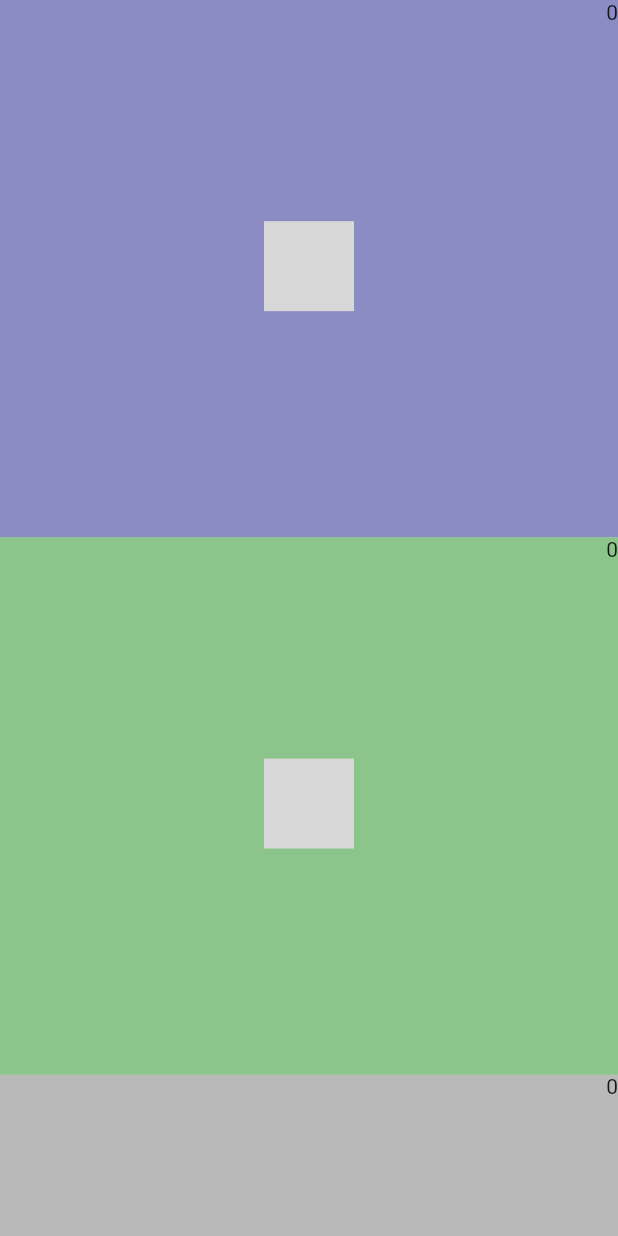
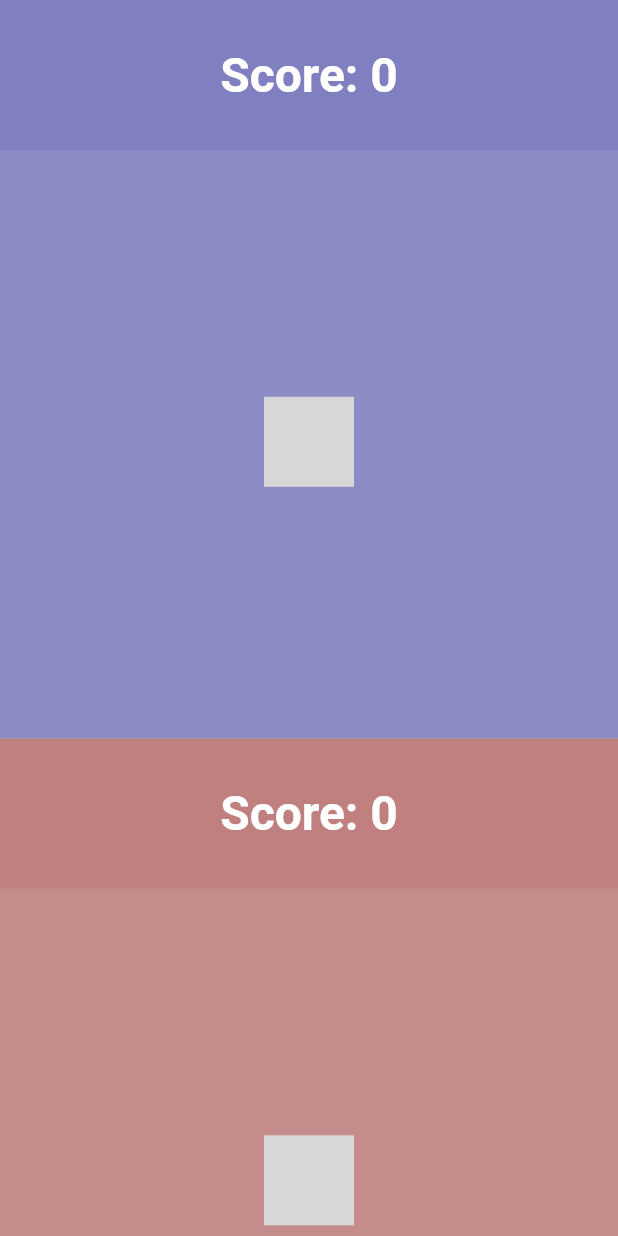
Before and after one commit to LiamWhitenack/Kingdomino, a Flutter app: the screen it shows after launch, after a tap on "Show Kingdoms", on a phone screen of 412 x 824 dp. Run offline on Flutter 3.47's test engine with Material 2 defaults, Android fonts, the phone set to English and light mode, and no system bars; drawn by our look-alikes of sliding_up_panel.

Commit message:
More UI improvements

```diff
--- a/lib/colors.dart
+++ b/lib/colors.dart
@@ -9,7 +9,7 @@ Map<String, List> colors = {
   'grey': [215, 215, 215, 1.0],
   'dark_grey': [100, 100, 100, 0.5],
   'maroon': [128, 0, 0, 0.5],
-  'black': [0, 0, 0, 0.8],
+  'black': [0, 0, 0, 1],
   'forest': [0, 128, 0, 0.5],
   'navy': [0, 0, 128, 0.5],
 };
--- a/lib/kingdom_progress.dart
+++ b/lib/kingdom_progress.dart
@@ -20,6 +20,8 @@ void showKingdomProgress(BuildContext context, List<Kingdom> kingdoms) {
       kingdom: kingdoms[i],
       domino: null,
       scoreTextWidget: const Text(''),
+      height: MediaQuery.of(context).size.height,
+      width: MediaQuery.of(context).size.width,
     );
     Color backgroundColor;
     List rgboValues = colors[kingdoms[i].color]!;
--- a/lib/main.dart
+++ b/lib/main.dart
@@ -21,7 +21,7 @@ class PlayGame extends StatelessWidget {
   const PlayGame({super.key});
 
   List<Kingdom> generateListOfNKingdoms(int n) {
-    List<String> colors = ['navy', 'dark_grey', 'forest', 'maroon'];
+    List<String> colors = ['navy', 'forest', 'maroon', 'black'];
     List<Kingdom> kingdoms = [];
     for (int i = 0; i < n; i++) {
       kingdoms.add(Kingdom(colors[i]));
--- a/lib/player_interaction_interface.dart
+++ b/lib/player_interaction_interface.dart
@@ -243,7 +243,9 @@ class _PlayerInteractionInterfaceState extends State<PlayerInteractionInterface>
     List<Domino> dominoesInTheBox = widget.dominoesInTheBox;
 
     scoreTextWidget = Text(
-        '${widget.kingdoms[kingdomTurnIndex].score(widget.kingdoms[kingdomTurnIndex].kingdomCrowns, widget.kingdoms[kingdomTurnIndex].kingdomColors)}');
+      style: const TextStyle(color: Colors.white, fontSize: 32, fontWeight: FontWeight.bold),
+      'Score: ${widget.kingdoms[kingdomTurnIndex].score(widget.kingdoms[kingdomTurnIndex].kingdomCrowns, widget.kingdoms[kingdomTurnIndex].kingdomColors)}',
+    );
 
     PlayerPlacementGrid playerPlacementGrid = PlayerPlacementGrid(
       i: i,
@@ -251,6 +253,8 @@ class _PlayerInteractionInterfaceState extends State<PlayerInteractionInterface>
       kingdom: widget.kingdoms[kingdomTurnIndex],
       domino: widget.kingdoms[kingdomTurnIndex].domino,
       scoreTextWidget: scoreTextWidget,
+      height: MediaQuery.of(context).size.height,
+      width: MediaQuery.of(context).size.width,
     );
 
     DominoSelectionInterface dominoSelectionInterface = DominoSelectionInterface(
@@ -283,7 +287,8 @@ class _PlayerInteractionInterfaceState extends State<PlayerInteractionInterface>
 
         // Update the score and the board
         scoreTextWidget = Text(
-            '${widget.kingdoms[kingdomTurnIndex].score(widget.kingdoms[kingdomTurnIndex].kingdomCrowns, widget.kingdoms[kingdomTurnIndex].kingdomColors)}');
+            style: const TextStyle(color: Colors.white, fontSize: 32, fontWeight: FontWeight.bold),
+            'Score: ${widget.kingdoms[kingdomTurnIndex].score(widget.kingdoms[kingdomTurnIndex].kingdomCrowns, widget.kingdoms[kingdomTurnIndex].kingdomColors)}');
         widget.kingdoms[kingdomTurnIndex].updateBoard();
 
         endTurn(widget.kingdoms[kingdomTurnIndex], panelController);
@@ -358,13 +363,15 @@ class _PlayerInteractionInterfaceState extends State<PlayerInteractionInterface>
         kingdom: widget.kingdoms[kingdomTurnIndex],
         domino: widget.kingdoms[kingdomTurnIndex].domino,
         scoreTextWidget: scoreTextWidget,
+        height: MediaQuery.of(context).size.height,
+        width: MediaQuery.of(context).size.width,
       );
 
       return Column(
         children: [
-          SizedBox(height: MediaQuery.of(context).size.height / 3.13),
+          SizedBox(height: MediaQuery.of(context).size.height / 5),
           SizedBox(
-            height: MediaQuery.of(context).size.height / 2,
+            height: MediaQuery.of(context).size.height / 1.5,
             child: Column(
               children: [
                 // if there's no domino selected there's no need to show all of the bells and whistles
@@ -444,12 +451,11 @@ class _PlayerInteractionInterfaceState extends State<PlayerInteractionInterface>
       // outside the panel
       body: Column(
         children: [
-          SizedBox(height: MediaQuery.of(context).size.height / 3),
+          SizedBox(height: MediaQuery.of(context).size.height / 5),
           SizedBox(
-            height: MediaQuery.of(context).size.height / 2,
+            height: MediaQuery.of(context).size.height / 1.5,
             child: Column(
               children: [
-                // if there's no domino selected there's no need to show all of the bells and whistles
                 playerPlacementGrid,
                 // widget.kingdoms[kingdomTurnIndex].domino == null ? const SizedBox() : playerPlacementGrid,
                 widget.kingdoms[kingdomTurnIndex].domino == null ? const SizedBox() : placeDominoButton,
--- a/lib/player_placement_grid.dart
+++ b/lib/player_placement_grid.dart
@@ -8,6 +8,8 @@ import 'show_domino_functions.dart';
 class PlayerPlacementGrid extends StatefulWidget {
   int i;
   int j;
+  double height;
+  double width;
   Domino? domino;
   Kingdom kingdom;
   Widget scoreTextWidget;
@@ -17,6 +19,8 @@ class PlayerPlacementGrid extends StatefulWidget {
     required this.kingdom,
     required this.domino,
     required this.scoreTextWidget,
+    required this.height,
+    required this.width,
     super.key,
   });
 
@@ -39,8 +43,10 @@ class _PlayerPlacementGridState extends State<PlayerPlacementGrid> {
       int numRows = crowns.length;
       int numColumns = crowns[0].length;
       // if no domino is selected, display the score as one part
-      widget.scoreTextWidget =
-          Text('${widget.kingdom.score(widget.kingdom.kingdomCrowns, widget.kingdom.kingdomColors)}');
+      widget.scoreTextWidget = Text(
+        style: const TextStyle(color: Colors.white, fontSize: 32, fontWeight: FontWeight.bold),
+        'Score: ${widget.kingdom.score(widget.kingdom.kingdomCrowns, widget.kingdom.kingdomColors)}',
+      );
 
       return PlayerKingdomGrid(
         numColumns: numColumns,
@@ -48,6 +54,8 @@ class _PlayerPlacementGridState extends State<PlayerPlacementGrid> {
         crowns: crowns,
         colors: colors,
         scoreTextWidget: widget.scoreTextWidget,
+        height: widget.height,
+        width: widget.width,
       );
     }
 
@@ -63,7 +71,9 @@ class _PlayerPlacementGridState extends State<PlayerPlacementGrid> {
     int numColumns = crowns[0].length;
     // show the score as two parts this time
     widget.scoreTextWidget = Text(
-        '${widget.kingdom.score(widget.kingdom.kingdomCrowns, widget.kingdom.kingdomColors)} + ${widget.kingdom.score(widget.kingdom.newKingdomCrowns, widget.kingdom.newKingdomColors) - widget.kingdom.score(widget.kingdom.kingdomCrowns, widget.kingdom.kingdomColors)}');
+      style: const TextStyle(color: Colors.white, fontSize: 32, fontWeight: FontWeight.bold),
+      'Score: ${widget.kingdom.score(widget.kingdom.kingdomCrowns, widget.kingdom.kingdomColors)} + ${widget.kingdom.score(widget.kingdom.newKingdomCrowns, widget.kingdom.newKingdomColors) - widget.kingdom.score(widget.kingdom.kingdomCrowns, widget.kingdom.kingdomColors)}',
+    );
 
     return GestureDetector(
       onHorizontalDragEnd: (details) {
@@ -124,6 +134,8 @@ class _PlayerPlacementGridState extends State<PlayerPlacementGrid> {
         crowns: crowns,
         colors: colors,
         scoreTextWidget: widget.scoreTextWidget,
+        height: widget.height,
+        width: widget.width,
       ),
     );
   }
@@ -133,6 +145,8 @@ class _PlayerPlacementGridState extends State<PlayerPlacementGrid> {
 class PlayerKingdomGrid extends StatelessWidget {
   int numColumns;
   int numRows;
+  double height;
+  double width;
   List<List<int>> crowns;
   List<List<String>> colors;
   Widget scoreTextWidget;
@@ -143,25 +157,29 @@ class PlayerKingdomGrid extends StatelessWidget {
     required this.crowns,
     required this.colors,
     required this.scoreTextWidget,
+    required this.height,
+    required this.width,
   });
 
   @override
   Widget build(BuildContext context) {
-    return Stack(
-      alignment: Alignment.topRight,
+    return Column(
       children: [
+        SizedBox(
+          height: 100,
+          child: Center(child: scoreTextWidget),
+        ),
         Container(
           color: const Color.fromRGBO(245, 245, 245, 0.1),
-          height: MediaQuery.of(context).size.height / 2.3,
+          height: height / 2.1,
           child: Center(
             child: SizedBox(
-              width: (MediaQuery.of(context).size.width / 1.3) * (numColumns / 5) + numColumns * 4,
-              height: (MediaQuery.of(context).size.width / 1.3) * (numRows / 5) + numRows * 4,
+              width: (width / 1.3) * (numColumns / 5) + numColumns * 4,
+              height: (width / 1.3) * (numRows / 5) + numRows * 4,
               child: Column(children: getImages(numRows, numColumns, crowns, colors)),
             ),
           ),
         ),
-        scoreTextWidget,
       ],
     );
   }
```
